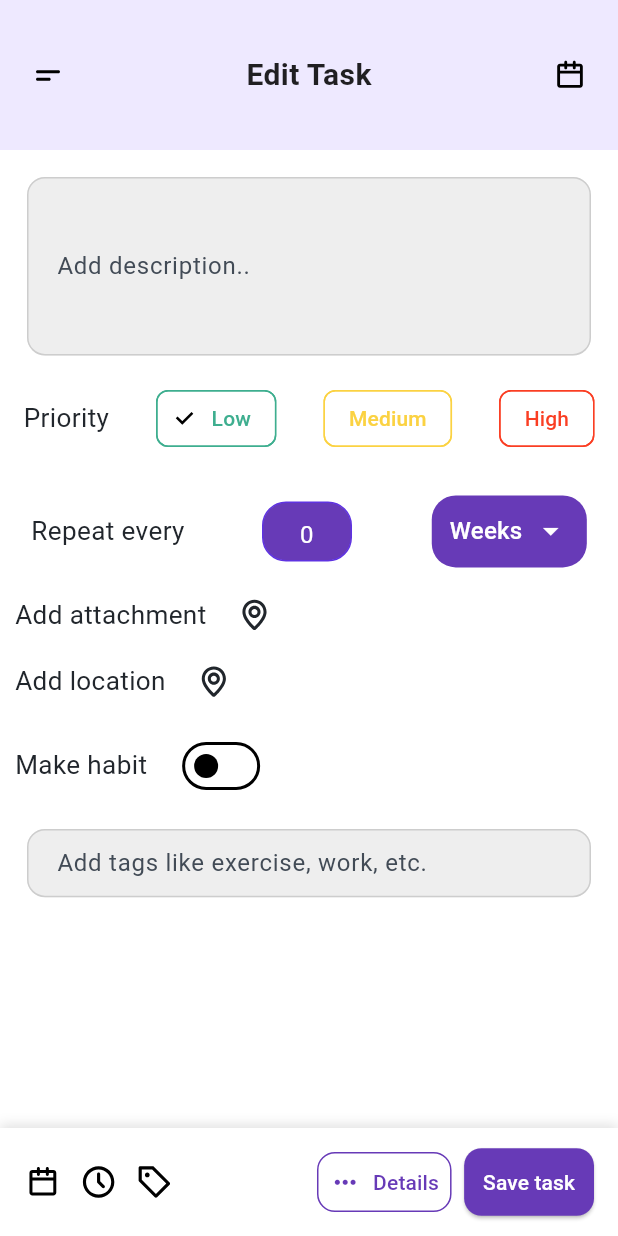
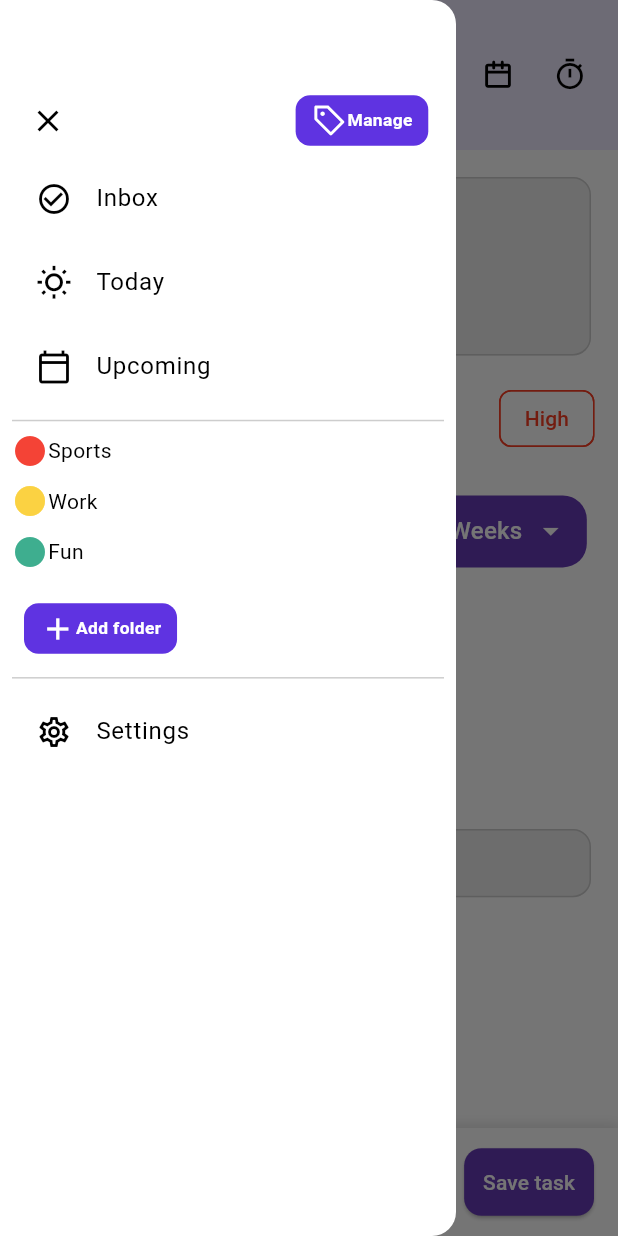
Before and after one commit to mw205/only-to-do, a Flutter app: the EditTaskViewBody screen opened directly, with the side drawer open (before the commit the screen has no drawer), on a phone screen of 412 x 824 dp. Run offline on Flutter 3.47's test engine with Material 3 defaults, Android fonts, the light colour scheme and no system bars; our stand-ins replace flutter_animate, flutter_screenutil, flutter_svg, gap, go_router, vector_graphics.

Commit message:
Add drawer body widget and configuration files
- Implemented the DrawerBody widget in `drawer_body.dart` to enhance the app's navigation experience with a structured layout including icons and list tiles for various sections.
- Added a new image asset `pomodoro.png` for visual representation in the app.
- Created `devtools_options.yaml` to store settings for Dart & Flutter DevTools, improving development workflow.

```diff
--- /dev/null
+++ b/devtools_options.yaml
@@ -0,0 +1,3 @@
+description: This file stores settings for Dart & Flutter DevTools.
+documentation: https://docs.flutter.dev/tools/devtools/extensions#configure-extension-enablement-states
+extensions:
--- a/lib/core/routes/app_router.dart
+++ b/lib/core/routes/app_router.dart
@@ -1,10 +1,7 @@
 import 'package:flutter/material.dart';
 import 'package:go_router/go_router.dart';
-
 import 'package:only_to_do/features/edit_task/presentation/views/edit_task_view.dart';
-
 import 'package:only_to_do/features/pomodoro/presentation/views/pomodoro_view.dart';
-
 
 import '../../features/home/presentation/views/home_view.dart';
 import '../../features/splash/presentation/views/splash_view.dart';
@@ -12,7 +9,6 @@ import '../../features/splash/presentation/views/splash_view.dart';
 class AppRouter {
   AppRouter._();
   static final router = GoRouter(
-    initialLocation: EditTaskView.id,
     routes: [
       GoRoute(
         path: SplashView.id,
@@ -31,7 +27,6 @@ class AppRouter {
           );
         },
       ),
-
       GoRoute(
         path: EditTaskView.id,
         builder: (context, state) => EditTaskView(),
--- a/lib/core/styles/app_text_styles.dart
+++ b/lib/core/styles/app_text_styles.dart
@@ -4,7 +4,7 @@ import 'package:only_to_do/gen/colors.gen.dart';
 
 class AppTextStyles {
   static TextStyle font18Black1Medium = TextStyle(
-    color: ColorName.black2,
+    color: Colors.black,
     fontSize: 18.sp,
     fontWeight: FontWeight.w400, // Regular weight
   );
--- a/lib/core/widgets/custom_app_bar.dart
+++ b/lib/core/widgets/custom_app_bar.dart
@@ -1,20 +1,24 @@
 import 'package:flutter/material.dart';
+import 'package:flutter_screenutil/flutter_screenutil.dart';
+import 'package:go_router/go_router.dart';
 import 'package:only_to_do/gen/assets.gen.dart';
 
+import '../../features/pomodoro/presentation/views/pomodoro_view.dart';
 import '../../gen/colors.gen.dart';
 
 class CustomAppBar extends StatelessWidget implements PreferredSizeWidget {
   const CustomAppBar({
     super.key,
     required this.title,
+    required this.scaffoldKey,
   });
 
   final String title;
+  final GlobalKey<ScaffoldState> scaffoldKey;
 
   @override
   Widget build(BuildContext context) {
     return Container(
-      //sami
       height: 140,
       padding: const EdgeInsets.symmetric(horizontal: 8.0),
       decoration: const BoxDecoration(
@@ -35,7 +39,9 @@ class CustomAppBar extends StatelessWidget implements PreferredSizeWidget {
                   BlendMode.srcIn,
                 ),
               ),
-              onPressed: () {},
+              onPressed: () {
+                scaffoldKey.currentState?.openDrawer();
+              },
             ),
             Text(
               title,
@@ -45,6 +51,8 @@ class CustomAppBar extends StatelessWidget implements PreferredSizeWidget {
                 color: Colors.black87,
               ),
             ),
+            Row(
+              children: [
                 IconButton(
                   padding: EdgeInsets.zero,
                   icon: Assets.images.calendar.svg(
@@ -57,6 +65,17 @@ class CustomAppBar extends StatelessWidget implements PreferredSizeWidget {
                   ),
                   onPressed: () {},
                 ),
+                IconButton(
+                  iconSize: 24.sp,
+                  onPressed: () {
+                    context.push(PomodoroView.id);
+                  },
+                  icon: Icon(
+                    Icons.timer_outlined,
+                  ),
+                )
+              ],
+            )
           ],
         ),
       ),
--- /dev/null
+++ b/lib/core/widgets/drawer_body.dart
@@ -0,0 +1,138 @@
+import 'package:flutter/material.dart';
+import 'package:flutter_screenutil/flutter_screenutil.dart';
+import 'package:gap/gap.dart';
+import 'package:go_router/go_router.dart';
+import 'package:only_to_do/core/styles/app_box_decorations.dart';
+import 'package:only_to_do/core/styles/app_text_styles.dart';
+import 'package:only_to_do/gen/assets.gen.dart';
+import 'package:only_to_do/gen/colors.gen.dart';
+
+class DrawerBody extends StatelessWidget {
+  const DrawerBody({
+    super.key,
+  });
+
+  @override
+  Widget build(BuildContext context) {
+    return Padding(
+      padding: const EdgeInsets.all(8.0),
+      child: Column(
+        crossAxisAlignment: CrossAxisAlignment.start,
+        children: [
+          Gap(50.h),
+          Row(
+            mainAxisAlignment: MainAxisAlignment.spaceBetween,
+            children: [
+              IconButton(
+                onPressed: () {
+                  context.pop();
+                },
+                icon: Icon(
+                  Icons.close,
+                ),
+              ),
+              Padding(
+                padding: EdgeInsets.symmetric(horizontal: 10.w),
+                child: Container(
+                  padding:
+                      EdgeInsets.symmetric(horizontal: 10.w, vertical: 5.h),
+                  decoration: AppBoxDecorations.pomodoroTaskDecoration,
+                  child: Row(
+                    children: [
+                      Assets.images.tag.svg(),
+                      Text(
+                        "Manage",
+                        style: AppTextStyles.kWhite12W600,
+                      ),
+                    ],
+                  ),
+                ),
+              )
+            ],
+          ),
+          ListTile(
+            leading: Icon(
+              Icons.check_circle_outline,
+              color: Colors.black,
+            ),
+            title: const Text('Inbox '),
+            onTap: () {},
+          ),
+          ListTile(
+            leading: Icon(
+              Icons.wb_sunny_outlined,
+              color: Colors.black,
+            ),
+            title: const Text('Today'),
+            onTap: () {},
+          ),
+          ListTile(
+            leading: Icon(
+              Icons.calendar_today_outlined,
+              color: Colors.black,
+            ),
+            title: const Text('Upcoming'),
+            onTap: () {},
+          ),
+          Divider(
+            color: ColorName.grey1,
+          ),
+          Row(
+            children: [
+              Icon(Icons.circle, color: Colors.red),
+              Text("Sports"),
+            ],
+          ),
+          Gap(10.h),
+          Row(
+            children: [
+              Icon(Icons.circle, color: ColorName.yellow),
+              Text("Work"),
+            ],
+          ),
+          Gap(10.h),
+          Row(
+            children: [
+              Icon(Icons.circle, color: ColorName.green),
+              Text("Fun"),
+            ],
+          ),
+          Gap(15.h),
+          Padding(
+            padding: const EdgeInsets.all(8.0),
+            child: Container(
+              padding:
+                  EdgeInsets.symmetric(horizontal: 10.w, vertical: 5.h),
+              decoration: AppBoxDecorations.pomodoroTaskDecoration,
+              child: Row(
+                mainAxisSize: MainAxisSize.min,
+                children: [
+                  Icon(
+                    Icons.add,
+                    color: Colors.white,
+                  ),
+                  Text(
+                    "Add folder",
+                    style: AppTextStyles.kWhite12W600,
+                  ),
+                ],
+              ),
+            ),
+          ),
+          Divider(
+            color: ColorName.grey1,
+          ),
+          ListTile(
+            leading: Icon(
+              Icons.settings_outlined,
+              color: Colors.black,
+            ),
+            title: const Text('Settings'),
+            onTap: () {},
+          ),
+        ],
+      ),
+    );
+  }
+}
+// hello
--- a/lib/features/edit_task/presentation/views/widget/edit_task_view_body.dart
+++ b/lib/features/edit_task/presentation/views/widget/edit_task_view_body.dart
@@ -1,19 +1,31 @@
 import 'package:flutter/material.dart';
 import 'package:flutter_screenutil/flutter_screenutil.dart';
 import 'package:only_to_do/core/widgets/custom_app_bar.dart';
+import 'package:only_to_do/features/edit_task/presentation/views/widget/Info_details.dart';
 import 'package:only_to_do/features/edit_task/presentation/views/widget/Priority_selector.dart';
 import 'package:only_to_do/features/edit_task/presentation/views/widget/bottom_action_bar.dart';
 import 'package:only_to_do/features/edit_task/presentation/views/widget/descriotion_field.dart';
-import 'package:only_to_do/features/edit_task/presentation/views/widget/Info_details.dart';
 import 'package:only_to_do/features/edit_task/presentation/views/widget/repeat_every_widget.dart';
 
-class EditTaskViewBody extends StatelessWidget {
+import '../../../../../core/widgets/drawer_body.dart';
+
+class EditTaskViewBody extends StatefulWidget {
   const EditTaskViewBody({super.key});
 
   @override
+  State<EditTaskViewBody> createState() => _EditTaskViewBodyState();
+}
+
+class _EditTaskViewBodyState extends State<EditTaskViewBody> {
+  final GlobalKey<ScaffoldState> _scaffoldKey = GlobalKey<ScaffoldState>();
+  @override
   Widget build(BuildContext context) {
     return Scaffold(
-      appBar: CustomAppBar(title: 'Edit Task'),
+      drawer: Drawer(
+        child: DrawerBody(),
+      ),
+      key: _scaffoldKey,
+      appBar: CustomAppBar(title: 'Edit Task', scaffoldKey: _scaffoldKey),
       body: ListView(
         children: [
           CustomTextField(
--- a/lib/features/home/presentation/views/widget/home_view_body.dart
+++ b/lib/features/home/presentation/views/widget/home_view_body.dart
@@ -1,6 +1,8 @@
 import 'package:flutter/material.dart';
+import 'package:go_router/go_router.dart';
 import 'package:only_to_do/gen/colors.gen.dart';
 
+import '../../../../edit_task/presentation/views/edit_task_view.dart';
 import 'tasks.dart';
 
 class HomeViewBody extends StatelessWidget {
@@ -53,6 +55,9 @@ class TaskItem extends StatelessWidget {
   @override
   Widget build(BuildContext context) {
     return ListTile(
+      onTap: () {
+        context.push(EditTaskView.id);
+      },
       contentPadding: EdgeInsets.zero,
       leading: Icon(
         task.completed ? Icons.check_circle : Icons.radio_button_unchecked,
--- a/lib/gen/colors.gen.dart
+++ b/lib/gen/colors.gen.dart
@@ -15,9 +15,6 @@ class ColorName {
 
   /// Color: #000000
   static const Color black = Color(0xFF000000);
-
-  /// Color: ##21262C
-  static const Color black2 = Color(0xff21262C);
 
   /// Color: #3EAE8F
   static const Color green = Color(0xFF3EAE8F);
```
Also changed, not shown: lib/features/home/presentation/views/home_view.dart (+9 -1 lines), lib/features/pomodoro/presentation/views/pomodoro_view.dart (+10 -2 lines), lib/gen/assets.gen.dart (+100 -9 lines), assets/images/pomodoro.png (added), pubspec.lock. Lines whose indentation alone changed are shown as unchanged.
